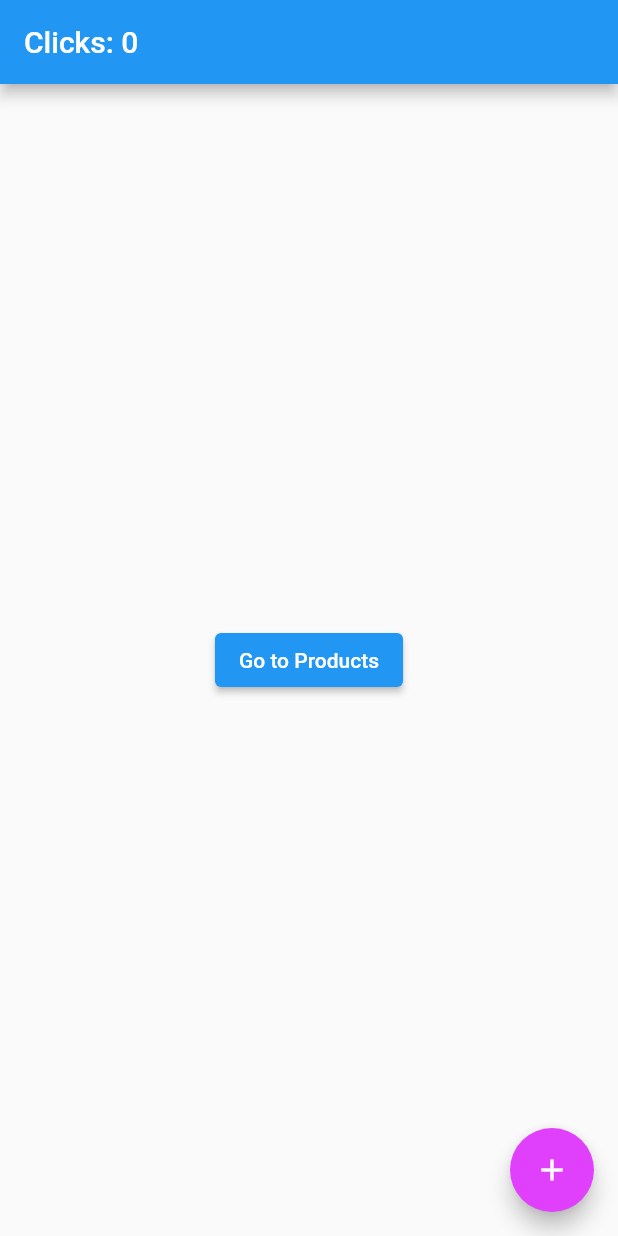
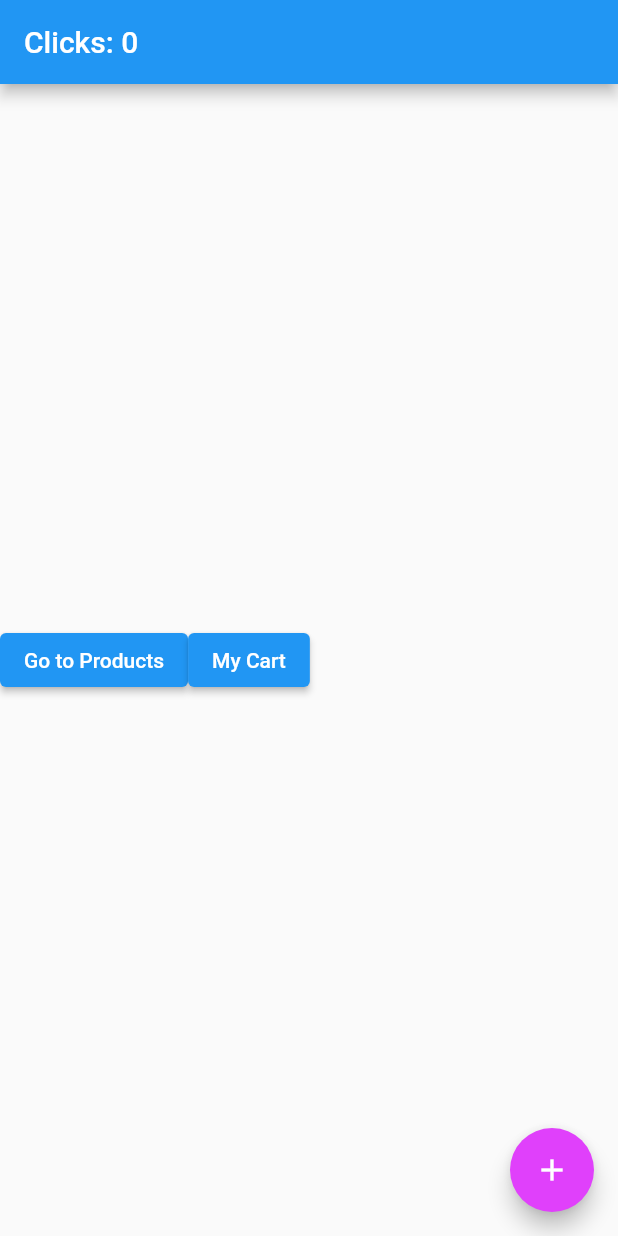
Before and after one commit to DayanMarasinghe/CTSE_MobileApp, a Flutter app: the screen it shows after launch, on a phone screen of 412 x 824 dp. Run offline on Flutter 3.47's test engine with Material 2 defaults, Android fonts, the phone set to English and light mode, and no system bars; our stand-ins replace cloud_firestore, firebase_core, get; accounts and stored records are empty.

Commit message:
Route to cart component

```diff
--- a/lib/main.dart
+++ b/lib/main.dart
@@ -1,5 +1,6 @@
 import 'package:flutter/material.dart';
 import 'package:get/get.dart';
+import 'package:market/screens/cart_screen.dart';
 import 'package:market/screens/home_screen.dart';
 import 'package:market/screens/products_screen.dart';
 // import 'package:firebase_core/firebase_core.dart';
@@ -13,20 +14,23 @@ void main() async {
   await Firebase.initializeApp();
   runApp(const MyApp());
 }
+
 class MyApp extends StatelessWidget {
   const MyApp({super.key});
 
   @override
   Widget build(BuildContext context) {
-
     return GetMaterialApp(
       home: HomeScreen(),
       theme: ThemeData(
-        primaryColor: Colors.blue, colorScheme: ColorScheme.fromSwatch().copyWith(secondary: Colors.purpleAccent),
+        primaryColor: Colors.blue,
+        colorScheme:
+            ColorScheme.fromSwatch().copyWith(secondary: Colors.purpleAccent),
       ),
       getPages: [
         GetPage(name: '/', page: () => HomeScreen()),
         GetPage(name: '/products', page: () => ProductsScreen()),
+        GetPage(name: '/cart', page: () => CartScreen())
       ],
     );
   }
--- a/lib/screens/home_screen.dart
+++ b/lib/screens/home_screen.dart
@@ -11,14 +11,21 @@ class HomeScreen extends StatelessWidget {
     final SampleController c = Get.put(SampleController());
 
     return Scaffold(
-      // Use Obx(()=> to update Text() whenever count is changed.
+        // Use Obx(()=> to update Text() whenever count is changed.
         appBar: AppBar(title: Obx(() => Text("Clicks: ${c.count}"))),
 
         // Replace the 8 lines Navigator.push by a simple Get.to(). You don't need context
         body: Center(
-            child: ElevatedButton(
+            child: Row(
+          children: [
+            ElevatedButton(
                 child: const Text("Go to Products"),
-                onPressed: () => Get.toNamed("/products"))),
+                onPressed: () => Get.toNamed("/products")),
+            ElevatedButton(
+                onPressed: () => Get.toNamed("/cart"),
+                child: const Text("My Cart"))
+          ],
+        )),
         floatingActionButton: FloatingActionButton(
             child: Icon(Icons.add), onPressed: c.increment));
   }
```
